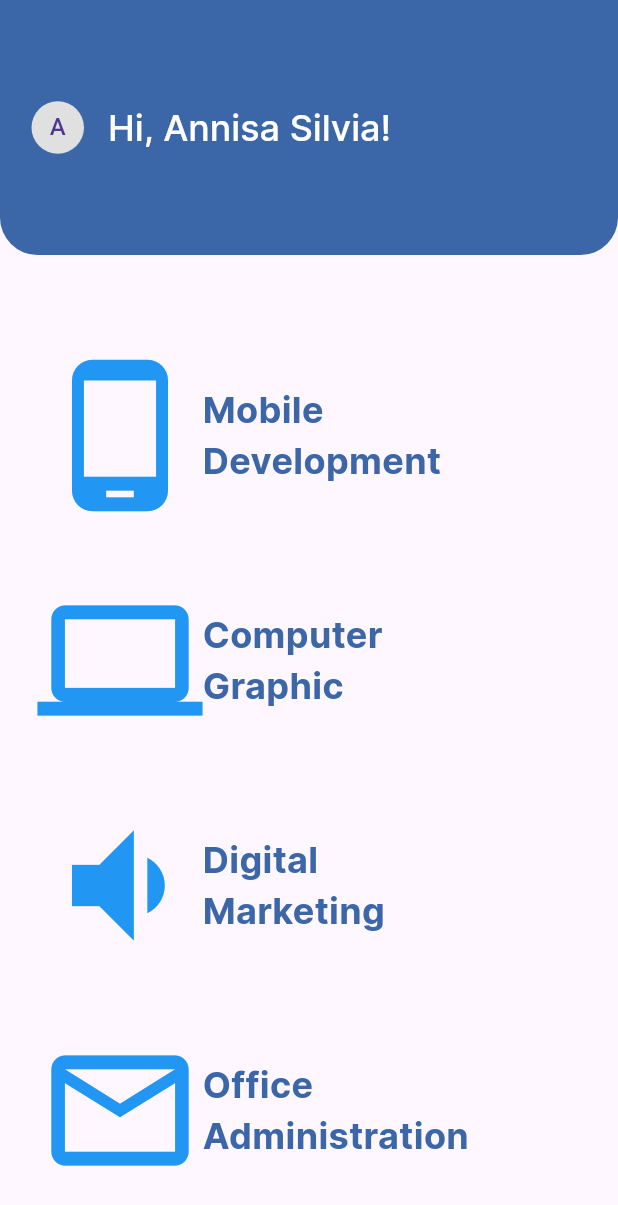
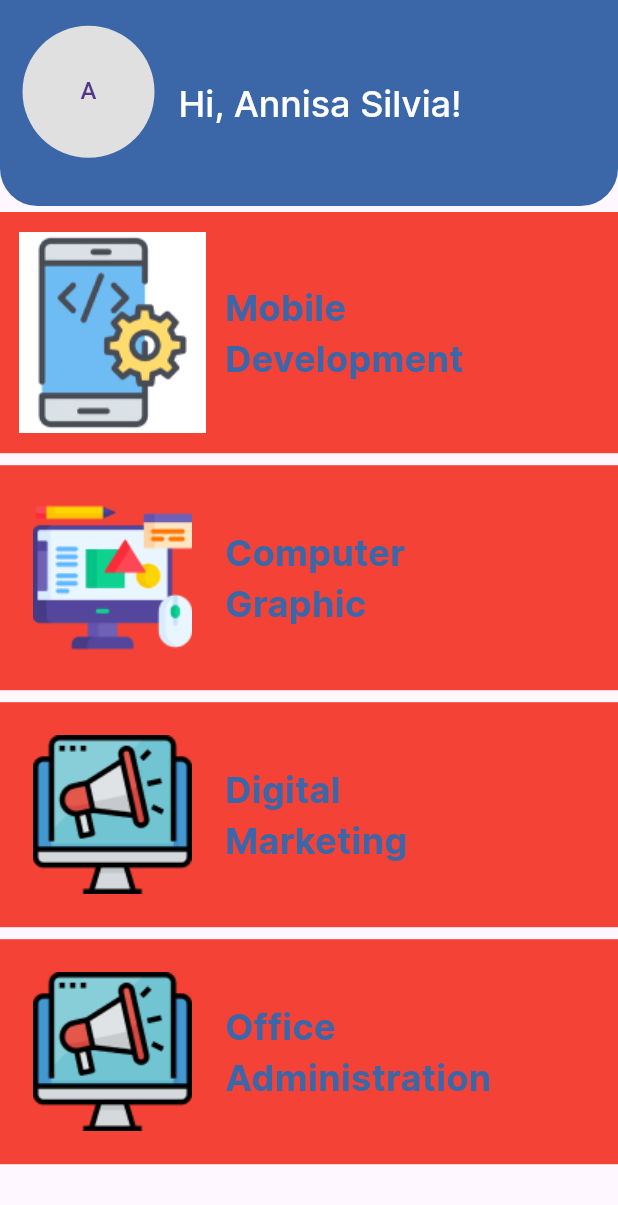
Before and after one commit to kadekriyan/ITC_Mobile, a Flutter app: the HomePage screen opened by its route, on a phone screen of 412 x 824 dp. Shown: the top 1205 px of the screen. Run offline on Flutter 3.47's test engine with Material 3 defaults, Android fonts, the phone set to English and light mode, and no system bars.

Commit message:
feat : add widget divisi

```diff
--- a/lib/pages/home_page.dart
+++ b/lib/pages/home_page.dart
@@ -1,4 +1,6 @@
 import 'package:flutter/material.dart';
+import 'package:flutter/widgets.dart';
+import 'package:itc_mobile_app/widgets/divisi_item.dart';
 
 class HomePage extends StatelessWidget {
   const HomePage({super.key});
@@ -7,19 +9,20 @@ class HomePage extends StatelessWidget {
   Widget build(BuildContext context) {
     return Scaffold(
       appBar: AppBar(
-        toolbarHeight: 170,
+        toolbarHeight: MediaQuery.of(context).size.height / 6,
         backgroundColor: const Color.fromRGBO(59, 102, 168, 1.0),
         shape: const RoundedRectangleBorder(
           borderRadius: BorderRadius.only(
               bottomLeft: Radius.circular(25),
               bottomRight: Radius.circular(25)),
         ),
-        leading: Padding(
-          padding: const EdgeInsets.only(left: 21.0),
+        leadingWidth: MediaQuery.of(context).size.width / 4,
+        leading: Container(
+          margin: EdgeInsets.only(left: 15, bottom: 15),
           child: CircleAvatar(
-            radius: 50,
+            radius: 190,
             backgroundColor: Colors.grey[300],
-            child: Text('A'),
+            child: const Text('A'),
           ),
         ),
         title: const Text(
@@ -32,92 +35,28 @@ class HomePage extends StatelessWidget {
         ),
       ),
       body: const Padding(
-        padding: const EdgeInsets.all(25.0),
+        padding: EdgeInsets.all(0),
+        child: SingleChildScrollView(
           child: Column(
             children: [
-            const SizedBox(height: 40),
-            Row(
-              children: [
-                Icon(
-                  Icons.phone_android,
-                  size: 110,
-                  color: Colors.blue,
+              DivisiItem(
+                title: "Mobile\nDevelopment",
+                imageSource: "assets/mobile_development.jpg",
               ),
-                Text(
-                  'Mobile\nDevelopment',
-                  style: TextStyle(
-                    fontSize: 24,
-                    fontWeight: FontWeight.w700,
-                    fontFamily: 'Inter',
-                    color: Color.fromRGBO(59, 102, 168, 1.0),
+              DivisiItem(
+                title: "Computer\nGraphic",
+                imageSource: "assets/computer_graphic.png",
               ),
-                )
+              DivisiItem(
+                title: "Digital\nMarketing",
+                imageSource: "assets/digital_marketing.png",
+              ),
+              DivisiItem(
+                title: "Office\nAdministration",
+                imageSource: "assets/digital_marketing.png",
+              ),
             ],
           ),
-            SizedBox(
-              height: 40,
-            ),
-            Row(
-              children: [
-                Icon(
-                  Icons.computer,
-                  size: 110,
-                  color: Colors.blue,
-                ),
-                Text(
-                  'Computer\nGraphic',
-                  style: TextStyle(
-                    fontSize: 24,
-                    fontWeight: FontWeight.w700,
-                    fontFamily: 'Inter',
-                    color: Color.fromRGBO(59, 102, 168, 1.0),
-                  ),
-                )
-              ],
-            ),
-            SizedBox(
-              height: 40,
-            ),
-            Row(
-              children: [
-                Icon(
-                  Icons.volume_down,
-                  size: 110,
-                  color: Colors.blue,
-                ),
-                Text(
-                  'Digital\nMarketing',
-                  style: TextStyle(
-                    fontSize: 24,
-                    fontWeight: FontWeight.w700,
-                    fontFamily: 'Inter',
-                    color: Color.fromRGBO(59, 102, 168, 1.0),
-                  ),
-                )
-              ],
-            ),
-            SizedBox(
-              height: 40,
-            ),
-            Row(
-              children: [
-                Icon(
-                  Icons.local_post_office_outlined,
-                  size: 110,
-                  color: Colors.blue,
-                ),
-                Text(
-                  'Office\nAdministration',
-                  style: TextStyle(
-                    fontSize: 24,
-                    fontWeight: FontWeight.w700,
-                    fontFamily: 'Inter',
-                    color: Color.fromRGBO(59, 102, 168, 1.0),
-                  ),
-                )
-              ],
-            ),
-          ],
         ),
       ),
     );
--- /dev/null
+++ b/lib/widgets/divisi_item.dart
@@ -0,0 +1,39 @@
+import 'package:flutter/material.dart';
+
+class DivisiItem extends StatelessWidget {
+  final String title;
+  final String imageSource;
+  final VoidCallback? onTap;
+
+  const DivisiItem({
+    super.key,
+    this.onTap,
+    required this.title,
+    required this.imageSource,
+  });
+
+  @override
+  Widget build(BuildContext context) {
+    return Container(
+      color: Colors.red,
+      margin: EdgeInsets.symmetric(vertical: 4),
+      child: Row(
+        children: [
+          Image.asset(
+            imageSource,
+            width: 150,
+          ),
+          Text(
+            title,
+            style: const TextStyle(
+              fontSize: 24,
+              fontWeight: FontWeight.w700,
+              fontFamily: 'Inter',
+              color: Color.fromRGBO(59, 102, 168, 1.0),
+            ),
+          )
+        ],
+      ),
+    );
+  }
+}
```
Lines whose indentation alone changed are shown as unchanged.
